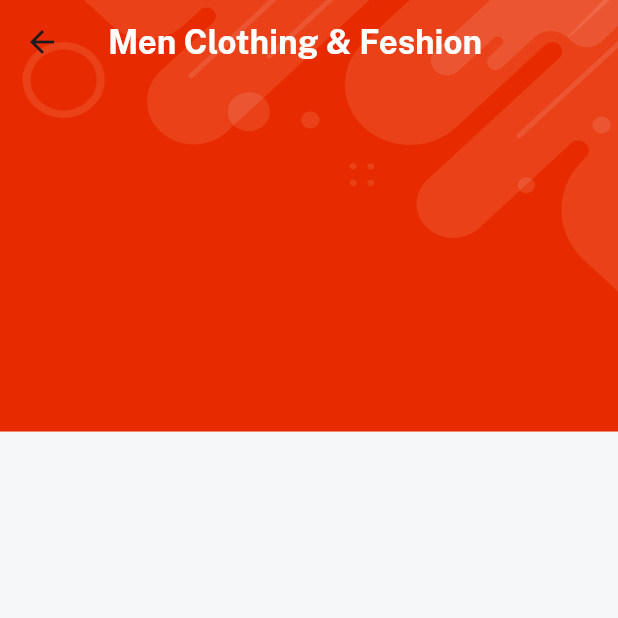
After one commit to Shamimkhan1406/e_commerce_app, a Flutter app: the CategoryScreen screen opened directly, after a tap on "Men Clothing & Feshion", on a phone screen of 412 x 824 dp, the top half of it. The commit adds this screen. Run offline on Flutter 3.47's test engine with Material 3 defaults, Android fonts, the phone set to English and light mode, and no system bars; our stand-ins replace get, velocity_x.

Commit message:
creating category detail page

```diff
--- /dev/null
+++ b/lib/views/category_screen/category_details.dart
@@ -0,0 +1,16 @@
+import 'package:emart_app/widget_common/bg_widget.dart';
+import 'package:emart_app/consts/consts.dart';
+
+class CategoryDetails extends StatelessWidget {
+  final String? title;
+  const CategoryDetails({super.key,required this.title});
+
+  @override
+  Widget build(BuildContext context) {
+    return bgWidget(Scaffold(
+      appBar: AppBar(
+        title: title!.text.white.fontFamily(bold).make(),
+      ),
+    ));
+  }
+}
--- a/lib/views/category_screen/category_screen.dart
+++ b/lib/views/category_screen/category_screen.dart
@@ -1,6 +1,8 @@
 import 'package:emart_app/consts/consts.dart';
 import 'package:emart_app/consts/list.dart';
+import 'package:emart_app/views/category_screen/category_details.dart';
 import 'package:emart_app/widget_common/bg_widget.dart';
+import 'package:get/get.dart';
 
 class CategoryScreen extends StatelessWidget {
   const CategoryScreen({super.key});
@@ -30,7 +32,9 @@ class CategoryScreen extends StatelessWidget {
                   10.heightBox,
                   categoryList[index].text.color(darkFontGrey).align(TextAlign.center).make(),
                 ],
-              ).box.white.rounded.clip(Clip.antiAlias).outerShadowSm.make();
+              ).box.white.rounded.clip(Clip.antiAlias).outerShadowSm.make().onTap(() {
+                Get.to(()=>CategoryDetails(title: categoryList[index]));
+              });
             },
           ),
         ),
```
